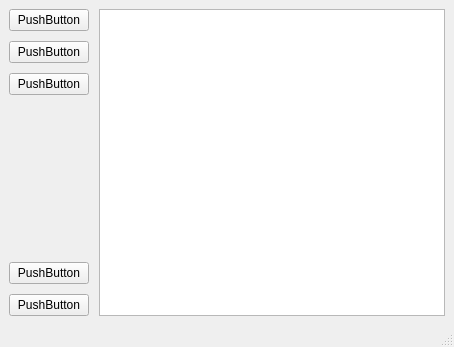
Old version of the form interface/main_window.ui in the repository Sigbel/Technical_Report_Generator.
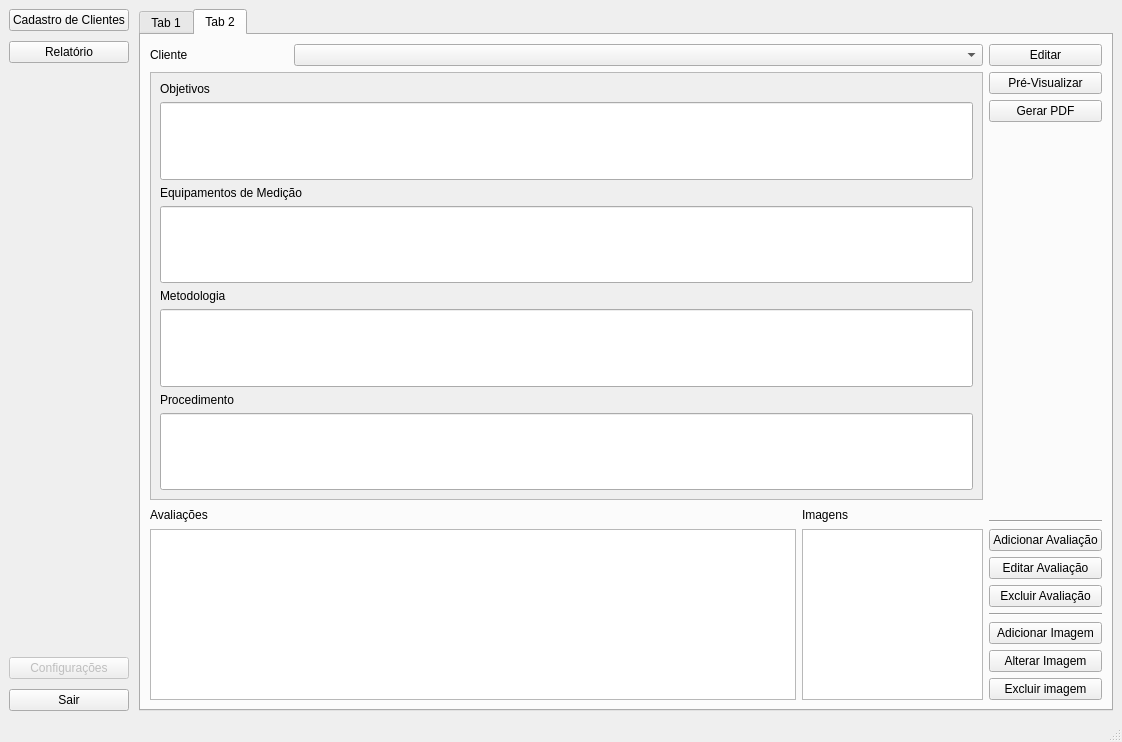
New version of the form. The open tabs and pages were chosen to show the change.

Commit message: Avaliations window included and clients registration finalized

```diff
--- a/interface/main_window.ui
+++ b/interface/main_window.ui
@@ -9,8 +9,8 @@
    <rect>
     <x>0</x>
     <y>0</y>
-    <width>454</width>
-    <height>347</height>
+    <width>1122</width>
+    <height>742</height>
    </rect>
   </property>
   <property name="windowTitle">
@@ -24,28 +24,21 @@
        <number>10</number>
       </property>
       <item row="0" column="0">
-       <layout class="QVBoxLayout" name="verticalLayout_3" stretch="0,0,0,0,0,0">
+       <layout class="QVBoxLayout" name="verticalLayout_3" stretch="0,0,0,0,0">
         <property name="sizeConstraint">
          <enum>QLayout::SetMaximumSize</enum>
         </property>
         <item>
          <widget class="QPushButton" name="r_client">
           <property name="text">
-           <string>PushButton</string>
+           <string>Cadastro de Clientes</string>
           </property>
          </widget>
         </item>
         <item>
          <widget class="QPushButton" name="e_pdf">
           <property name="text">
-           <string>PushButton</string>
-          </property>
-         </widget>
-        </item>
-        <item>
-         <widget class="QPushButton" name="pushButton_3">
-          <property name="text">
-           <string>PushButton</string>
+           <string>Relatório</string>
           </property>
          </widget>
         </item>
@@ -63,16 +56,19 @@
          </spacer>
         </item>
         <item>
-         <widget class="QPushButton" name="pushButton_4">
+         <widget class="QPushButton" name="btn_settings">
+          <property name="enabled">
+           <bool>false</bool>
+          </property>
           <property name="text">
-           <string>PushButton</string>
+           <string>Configurações</string>
           </property>
          </widget>
         </item>
         <item>
          <widget class="QPushButton" name="pushButton_5">
           <property name="text">
-           <string>PushButton</string>
+           <string>Sair</string>
           </property>
          </widget>
         </item>
@@ -81,7 +77,637 @@
       <item row="0" column="2">
        <layout class="QHBoxLayout" name="horizontalLayout" stretch="0">
         <item>
-         <widget class="QTableWidget" name="tableWidget"/>
+         <widget class="QTabWidget" name="tabWidget">
+          <property name="enabled">
+           <bool>true</bool>
+          </property>
+          <property name="tabPosition">
+           <enum>QTabWidget::North</enum>
+          </property>
+          <property name="currentIndex">
+           <number>0</number>
+          </property>
+          <property name="iconSize">
+           <size>
+            <width>16</width>
+            <height>16</height>
+           </size>
+          </property>
+          <property name="elideMode">
+           <enum>Qt::ElideNone</enum>
+          </property>
+          <property name="usesScrollButtons">
+           <bool>true</bool>
+          </property>
+          <property name="tabBarAutoHide">
+           <bool>false</bool>
+          </property>
+          <widget class="QWidget" name="tab">
+           <attribute name="title">
+            <string>Tab 1</string>
+           </attribute>
+           <layout class="QVBoxLayout" name="verticalLayout_7">
+            <item>
+             <layout class="QVBoxLayout" name="verticalLayout_4">
+              <item>
+               <layout class="QVBoxLayout" name="verticalLayout_5">
+                <item>
+                 <layout class="QGridLayout" name="gridLayout_3" columnstretch="2,10,0,2">
+                  <item row="5" column="0">
+                   <widget class="QLabel" name="label_8">
+                    <property name="text">
+                     <string>N. Funcionários</string>
+                    </property>
+                   </widget>
+                  </item>
+                  <item row="1" column="0">
+                   <widget class="QLabel" name="label_3">
+                    <property name="text">
+                     <string>CNPJ</string>
+                    </property>
+                   </widget>
+                  </item>
+                  <item row="3" column="1">
+                   <widget class="QLineEdit" name="line_adress"/>
+                  </item>
+                  <item row="4" column="0">
+                   <widget class="QLabel" name="label_6">
+                    <property name="text">
+                     <string>Grau de Risco</string>
+                    </property>
+                   </widget>
+                  </item>
+                  <item row="2" column="0">
+                   <widget class="QLabel" name="label_4">
+                    <property name="text">
+                     <string>Atividade</string>
+                    </property>
+                   </widget>
+                  </item>
+                  <item row="0" column="0">
+                   <widget class="QLabel" name="label">
+                    <property name="text">
+                     <string>Razão Social</string>
+                    </property>
+                   </widget>
+                  </item>
+                  <item row="3" column="0">
+                   <widget class="QLabel" name="label_5">
+                    <property name="text">
+                     <string>Endereço</string>
+                    </property>
+                   </widget>
+                  </item>
+                  <item row="1" column="1">
+                   <widget class="QLineEdit" name="line_cnpj"/>
+                  </item>
+                  <item row="3" column="2">
+                   <widget class="QLabel" name="label_7">
+                    <property name="text">
+                     <string>CEP</string>
+                    </property>
+                   </widget>
+                  </item>
+                  <item row="0" column="1">
+                   <widget class="QLineEdit" name="line_r_name"/>
+                  </item>
+                  <item row="2" column="1">
+                   <widget class="QLineEdit" name="line_act"/>
+                  </item>
+                  <item row="3" column="3">
+                   <widget class="QLineEdit" name="line_zcode"/>
+                  </item>
+                  <item row="4" column="1">
+                   <widget class="QLineEdit" name="line_risk"/>
+                  </item>
+                  <item row="5" column="1">
+                   <widget class="QLineEdit" name="line_nfun"/>
+                  </item>
+                 </layout>
+                </item>
+                <item>
+                 <layout class="QHBoxLayout" name="horizontalLayout_2" stretch="100,20,20,20">
+                  <property name="spacing">
+                   <number>6</number>
+                  </property>
+                  <property name="sizeConstraint">
+                   <enum>QLayout::SetDefaultConstraint</enum>
+                  </property>
+                  <property name="leftMargin">
+                   <number>0</number>
+                  </property>
+                  <property name="topMargin">
+                   <number>10</number>
+                  </property>
+                  <property name="bottomMargin">
+                   <number>10</number>
+                  </property>
+                  <item>
+                   <spacer name="horizontalSpacer_2">
+                    <property name="orientation">
+                     <enum>Qt::Horizontal</enum>
+                    </property>
+                    <property name="sizeHint" stdset="0">
+                     <size>
+                      <width>40</width>
+                      <height>20</height>
+                     </size>
+                    </property>
+                   </spacer>
+                  </item>
+                  <item>
+                   <widget class="QPushButton" name="btn_att_t1">
+                    <property name="sizePolicy">
+                     <sizepolicy hsizetype="Expanding" vsizetype="Fixed">
+                      <horstretch>0</horstretch>
+                      <verstretch>0</verstretch>
+                     </sizepolicy>
+                    </property>
+                    <property name="text">
+                     <string>Atualizar</string>
+                    </property>
+                   </widget>
+                  </item>
+                  <item>
+                   <widget class="QPushButton" name="btn_save_t1">
+                    <property name="sizePolicy">
+                     <sizepolicy hsizetype="Expanding" vsizetype="Fixed">
+                      <horstretch>0</horstretch>
+                      <verstretch>0</verstretch>
+                     </sizepolicy>
+                    </property>
+                    <property name="maximumSize">
+                     <size>
+                      <width>16777215</width>
+                      <height>16777215</height>
+                     </size>
+                    </property>
+                    <property name="sizeIncrement">
+                     <size>
+                      <width>0</width>
+                      <height>5</height>
+                     </size>
+                    </property>
+                    <property name="text">
+                     <string>Salvar</string>
+                    </property>
+                   </widget>
+                  </item>
+                  <item>
+                   <widget class="QPushButton" name="btn_cancel_t1">
+                    <property name="sizePolicy">
+                     <sizepolicy hsizetype="Expanding" vsizetype="Fixed">
+                      <horstretch>0</horstretch>
+                      <verstretch>0</verstretch>
+                     </sizepolicy>
+                    </property>
+                    <property name="text">
+                     <string>Cancelar</string>
+                    </property>
+                   </widget>
+                  </item>
+                 </layout>
+                </item>
+               </layout>
+              </item>
+              <item>
+               <widget class="Line" name="line">
+                <property name="orientation">
+                 <enum>Qt::Horizontal</enum>
+                </property>
+               </widget>
+              </item>
+              <item>
+               <layout class="QVBoxLayout" name="verticalLayout_6">
+                <item>
+                 <layout class="QHBoxLayout" name="horizontalLayout_10">
+                  <item>
+                   <spacer name="horizontalSpacer">
+                    <property name="orientation">
+                     <enum>Qt::Horizontal</enum>
+                    </property>
+                    <property name="sizeHint" stdset="0">
+                     <size>
+                      <width>400</width>
+                      <height>20</height>
+                     </size>
+                    </property>
+                   </spacer>
+                  </item>
+                  <item>
+                   <widget class="QPushButton" name="btn_add_t1">
+                    <property name="sizePolicy">
+                     <sizepolicy hsizetype="Expanding" vsizetype="Fixed">
+                      <horstretch>0</horstretch>
+                      <verstretch>0</verstretch>
+                     </sizepolicy>
+                    </property>
+                    <property name="text">
+                     <string>Incluir</string>
+                    </property>
+                   </widget>
+                  </item>
+                  <item>
+                   <widget class="QPushButton" name="btn_edit_t1">
+                    <property name="sizePolicy">
+                     <sizepolicy hsizetype="Expanding" vsizetype="Fixed">
+                      <horstretch>0</horstretch>
+                      <verstretch>0</verstretch>
+                     </sizepolicy>
+                    </property>
+                    <property name="text">
+                     <string>Editar</string>
+                    </property>
+                   </widget>
+                  </item>
+                  <item>
+                   <widget class="QPushButton" name="btn_del_t1">
+                    <property name="sizePolicy">
+                     <sizepolicy hsizetype="Expanding" vsizetype="Fixed">
+                      <horstretch>0</horstretch>
+                      <verstretch>0</verstretch>
+                     </sizepolicy>
+                    </property>
+                    <property name="text">
+                     <string>Deletar</string>
+                    </property>
+                   </widget>
+                  </item>
+                 </layout>
+                </item>
+                <item>
+                 <layout class="QHBoxLayout" name="horizontalLayout_9">
+                  <item>
+                   <widget class="QTableWidget" name="table_clients">
+                    <property name="editTriggers">
+                     <set>QAbstractItemView::NoEditTriggers</set>
+                    </property>
+                    <property name="showGrid">
+                     <bool>false</bool>
+                    </property>
+                    <attribute name="horizontalHeaderDefaultSectionSize">
+                     <number>110</number>
+                    </attribute>
+                    <column>
+                     <property name="text">
+                      <string>ID</string>
+                     </property>
+                    </column>
+                    <column>
+                     <property name="text">
+                      <string>Razão Social</string>
+                     </property>
+                    </column>
+                    <column>
+                     <property name="text">
+                      <string>CNPJ</string>
+                     </property>
+                    </column>
+                    <column>
+                     <property name="text">
+                      <string>Atividade</string>
+                     </property>
+                    </column>
+                    <column>
+                     <property name="text">
+                      <string>Endereço</string>
+                     </property>
+                    </column>
+                    <column>
+                     <property name="text">
+                      <string>CEP</string>
+                     </property>
+                    </column>
+                    <column>
+                     <property name="text">
+                      <string>Grau de Risco</string>
+                     </property>
+                    </column>
+                    <column>
+                     <property name="text">
+                      <string>Num. Fun</string>
+                     </property>
+                    </column>
+                   </widget>
+                  </item>
+                 </layout>
+                </item>
+               </layout>
+              </item>
+             </layout>
+            </item>
+           </layout>
+          </widget>
+          <widget class="QWidget" name="tab_2">
+           <attribute name="title">
+            <string>Tab 2</string>
+           </attribute>
+           <layout class="QHBoxLayout" name="horizontalLayout_16">
+            <item>
+             <layout class="QHBoxLayout" name="horizontalLayout_11">
+              <item>
+               <layout class="QVBoxLayout" name="verticalLayout_10" stretch="0,25,1,10">
+                <item>
+                 <layout class="QHBoxLayout" name="horizontalLayout_8" stretch="10,50">
+                  <item>
+                   <widget class="QLabel" name="label_9">
+                    <property name="text">
+                     <string>Cliente</string>
+                    </property>
+                   </widget>
+                  </item>
+                  <item>
+                   <widget class="QComboBox" name="combo_client"/>
+                  </item>
+                 </layout>
+                </item>
+                <item>
+                 <widget class="QScrollArea" name="scrollArea">
+                  <property name="widgetResizable">
+                   <bool>true</bool>
+                  </property>
+                  <widget class="QWidget" name="scrollAreaWidgetContents">
+                   <property name="geometry">
+                    <rect>
+                     <x>0</x>
+                     <y>0</y>
+                     <width>841</width>
+                     <height>408</height>
+                    </rect>
+                   </property>
+                   <layout class="QVBoxLayout" name="verticalLayout_15">
+                    <item>
+                     <layout class="QVBoxLayout" name="verticalLayout_13" stretch="5,0">
+                      <item>
+                       <widget class="QLabel" name="label_12">
+                        <property name="sizePolicy">
+                         <sizepolicy hsizetype="Expanding" vsizetype="Fixed">
+                          <horstretch>0</horstretch>
+                          <verstretch>0</verstretch>
+                         </sizepolicy>
+                        </property>
+                        <property name="text">
+                         <string>Objetivos</string>
+                        </property>
+                       </widget>
+                      </item>
+                      <item>
+                       <widget class="QLineEdit" name="line_obj">
+                        <property name="sizePolicy">
+                         <sizepolicy hsizetype="Expanding" vsizetype="MinimumExpanding">
+                          <horstretch>0</horstretch>
+                          <verstretch>0</verstretch>
+                         </sizepolicy>
+                        </property>
+                        <property name="layoutDirection">
+                         <enum>Qt::LeftToRight</enum>
+                        </property>
+                        <property name="alignment">
+                         <set>Qt::AlignLeading|Qt::AlignLeft|Qt::AlignTop</set>
+                        </property>
+                       </widget>
+                      </item>
+                     </layout>
+                    </item>
+                    <item>
+                     <layout class="QVBoxLayout" name="verticalLayout_9" stretch="5,0">
+                      <item>
+                       <widget class="QLabel" name="label_2">
+                        <property name="sizePolicy">
+                         <sizepolicy hsizetype="Expanding" vsizetype="Fixed">
+                          <horstretch>0</horstretch>
+                          <verstretch>0</verstretch>
+                         </sizepolicy>
+                        </property>
+                        <property name="text">
+                         <string>Equipamentos de Medição</string>
+                        </property>
+                       </widget>
+                      </item>
+                      <item>
+                       <widget class="QLineEdit" name="line_equip">
+                        <property name="sizePolicy">
+                         <sizepolicy hsizetype="Expanding" vsizetype="MinimumExpanding">
+                          <horstretch>0</horstretch>
+                          <verstretch>0</verstretch>
+                         </sizepolicy>
+                        </property>
+                        <property name="alignment">
+                         <set>Qt::AlignLeading|Qt::AlignLeft|Qt::AlignTop</set>
+                        </property>
+                       </widget>
+                      </item>
+                     </layout>
+                    </item>
+                    <item>
+                     <layout class="QVBoxLayout" name="verticalLayout_14" stretch="5,0">
+                      <item>
+                       <widget class="QLabel" name="label_13">
+                        <property name="sizePolicy">
+                         <sizepolicy hsizetype="Expanding" vsizetype="Fixed">
+                          <horstretch>0</horstretch>
+                          <verstretch>0</verstretch>
+                         </sizepolicy>
+                        </property>
+                        <property name="text">
+                         <string>Metodologia</string>
+                        </property>
+                       </widget>
+                      </item>
+                      <item>
+                       <widget class="QLineEdit" name="line_met">
+                        <property name="sizePolicy">
+                         <sizepolicy hsizetype="Expanding" vsizetype="MinimumExpanding">
+                          <horstretch>0</horstretch>
+                          <verstretch>0</verstretch>
+                         </sizepolicy>
+                        </property>
+                        <property name="alignment">
+                         <set>Qt::AlignLeading|Qt::AlignLeft|Qt::AlignTop</set>
+                        </property>
+                       </widget>
+                      </item>
+                     </layout>
+                    </item>
+                    <item>
+                     <layout class="QVBoxLayout" name="verticalLayout_11" stretch="5,0">
+                      <item>
+                       <widget class="QLabel" name="label_10">
+                        <property name="sizePolicy">
+                         <sizepolicy hsizetype="Expanding" vsizetype="Fixed">
+                          <horstretch>0</horstretch>
+                          <verstretch>0</verstretch>
+                         </sizepolicy>
+                        </property>
+                        <property name="text">
+                         <string>Procedimento</string>
+                        </property>
+                       </widget>
+                      </item>
+                      <item>
+                       <widget class="QLineEdit" name="line_proc">
+                        <property name="sizePolicy">
+                         <sizepolicy hsizetype="Expanding" vsizetype="MinimumExpanding">
+                          <horstretch>0</horstretch>
+                          <verstretch>0</verstretch>
+                         </sizepolicy>
+                        </property>
+                        <property name="alignment">
+                         <set>Qt::AlignLeading|Qt::AlignLeft|Qt::AlignTop</set>
+                        </property>
+                       </widget>
+                      </item>
+                     </layout>
+                    </item>
+                   </layout>
+                  </widget>
+                 </widget>
+                </item>
+                <item>
+                 <layout class="QHBoxLayout" name="horizontalLayout_15" stretch="25,7">
+                  <item>
+                   <widget class="QLabel" name="label_11">
+                    <property name="text">
+                     <string>Avaliações</string>
+                    </property>
+                   </widget>
+                  </item>
+                  <item>
+                   <widget class="QLabel" name="label_14">
+                    <property name="text">
+                     <string>Imagens</string>
+                    </property>
+                   </widget>
+                  </item>
+                 </layout>
+                </item>
+                <item>
+                 <layout class="QHBoxLayout" name="horizontalLayout_13" stretch="25,7">
+                  <property name="spacing">
+                   <number>6</number>
+                  </property>
+                  <item>
+                   <widget class="QListView" name="list_A">
+                    <property name="sizePolicy">
+                     <sizepolicy hsizetype="Expanding" vsizetype="Preferred">
+                      <horstretch>0</horstretch>
+                      <verstretch>0</verstretch>
+                     </sizepolicy>
+                    </property>
+                    <property name="minimumSize">
+                     <size>
+                      <width>260</width>
+                      <height>0</height>
+                     </size>
+                    </property>
+                   </widget>
+                  </item>
+                  <item>
+                   <widget class="QListView" name="list_I"/>
+                  </item>
+                 </layout>
+                </item>
+               </layout>
+              </item>
+              <item>
+               <layout class="QVBoxLayout" name="verticalLayout_8">
+                <item>
+                 <widget class="QPushButton" name="btn_editP_t2">
+                  <property name="text">
+                   <string>Editar</string>
+                  </property>
+                 </widget>
+                </item>
+                <item>
+                 <widget class="QPushButton" name="btn_preP_t2">
+                  <property name="text">
+                   <string>Pré-Visualizar</string>
+                  </property>
+                 </widget>
+                </item>
+                <item>
+                 <widget class="QPushButton" name="btn_gen_t2">
+                  <property name="text">
+                   <string>Gerar PDF</string>
+                  </property>
+                 </widget>
+                </item>
+                <item>
+                 <spacer name="verticalSpacer_2">
+                  <property name="orientation">
+                   <enum>Qt::Vertical</enum>
+                  </property>
+                  <property name="sizeHint" stdset="0">
+                   <size>
+                    <width>20</width>
+                    <height>40</height>
+                   </size>
+                  </property>
+                 </spacer>
+                </item>
+                <item>
+                 <widget class="Line" name="line_3">
+                  <property name="orientation">
+                   <enum>Qt::Horizontal</enum>
+                  </property>
+                 </widget>
+                </item>
+                <item>
+                 <widget class="QPushButton" name="btn_addA_t2">
+                  <property name="text">
+                   <string>Adicionar Avaliação</string>
+                  </property>
+                 </widget>
+                </item>
+                <item>
+                 <widget class="QPushButton" name="btn_editA_t2">
+                  <property name="text">
+                   <string>Editar Avaliação</string>
+                  </property>
+                 </widget>
+                </item>
+                <item>
+                 <widget class="QPushButton" name="btn_del_t2">
+                  <property name="text">
+                   <string>Excluir Avaliação</string>
+                  </property>
+                 </widget>
+                </item>
+                <item>
+                 <widget class="Line" name="line_2">
+                  <property name="orientation">
+                   <enum>Qt::Horizontal</enum>
+                  </property>
+                 </widget>
+                </item>
+                <item>
+                 <widget class="QPushButton" name="btn_addI_t2">
+                  <property name="text">
+                   <string>Adicionar Imagem</string>
+                  </property>
+                 </widget>
+                </item>
+                <item>
+                 <widget class="QPushButton" name="btn_altI_t2">
+                  <property name="text">
+                   <string>Alterar Imagem</string>
+                  </property>
+                 </widget>
+                </item>
+                <item>
+                 <widget class="QPushButton" name="btn_delI_t2">
+                  <property name="text">
+                   <string>Excluir imagem</string>
+                  </property>
+                 </widget>
+                </item>
+               </layout>
+              </item>
+             </layout>
+            </item>
+           </layout>
+          </widget>
+         </widget>
         </item>
        </layout>
       </item>
```
Left out of the diff: 47 changed lines with no effect on the pictures. The commit also changes 5 other files.
